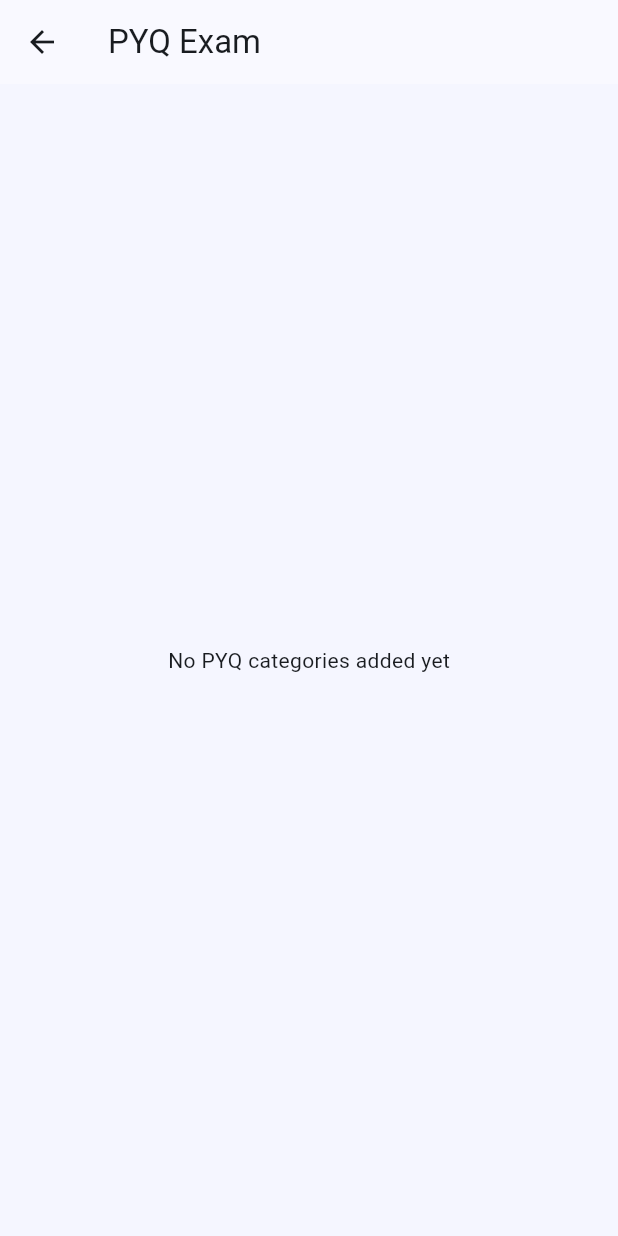
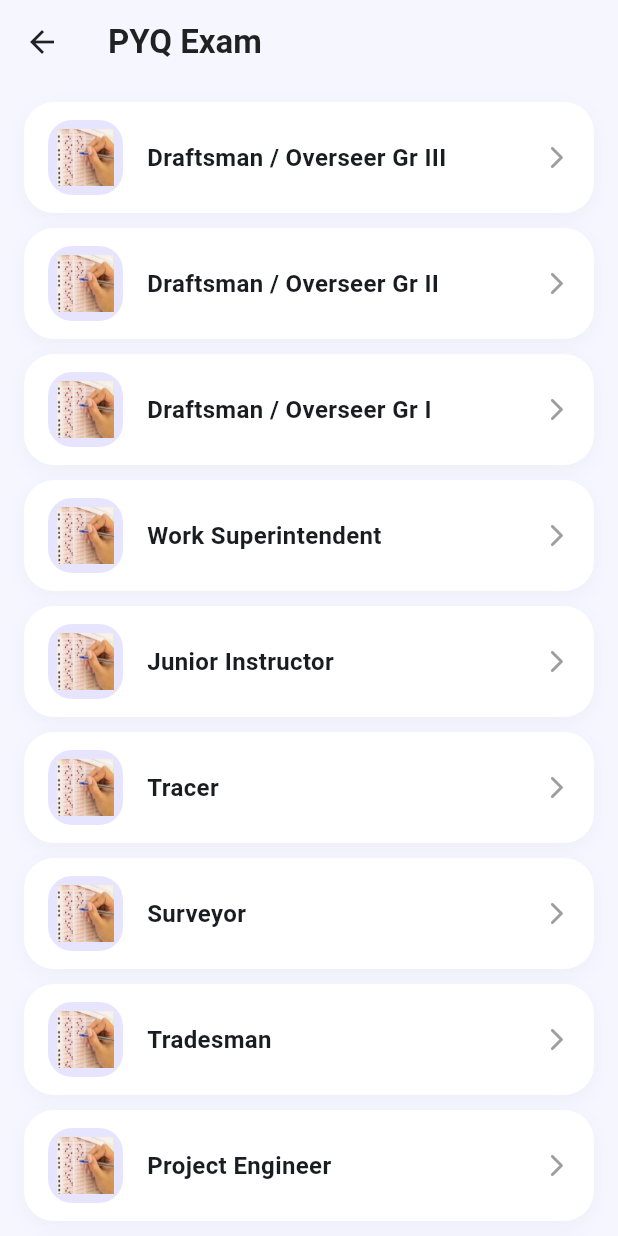
Before and after one commit to civilpsc/civilpsc, a Flutter app: the PyqExamScreen screen opened directly, on a phone screen of 412 x 824 dp. Run offline on Flutter 3.47's test engine with Material 3 defaults, Android fonts, the phone set to English and light mode, and no system bars; our stand-ins replace cloud_firestore, firebase_core; missing offline and left inert: pdfx; accounts and stored records are empty.

Commit message:
Today update

```diff
--- a/lib/screens/pyq_exam_screen.dart
+++ b/lib/screens/pyq_exam_screen.dart
@@ -1,5 +1,24 @@
 import 'package:flutter/material.dart';
-import 'package:cloud_firestore/cloud_firestore.dart';
+
+/// List of all posts/exams shown in PYQ Exam screen.
+const List<String> kPostNames = [
+  'Draftsman / Overseer Gr III',
+  'Draftsman / Overseer Gr II',
+  'Draftsman / Overseer Gr I',
+  'Work Superintendent',
+  'Junior Instructor',
+  'Tracer',
+  'Surveyor',
+  'Tradesman',
+  'Project Engineer',
+  'Town Planning',
+  'Assistant Engineer',
+  'Junior Technical Officer',
+  'Assistant Professor & Lecturer',
+  'Architectural Draftsman',
+  'Vocational Instructor',
+  'Model exam',
+];
 
 class PyqExamScreen extends StatelessWidget {
   const PyqExamScreen({super.key});
@@ -7,112 +26,80 @@ class PyqExamScreen extends StatelessWidget {
   @override
   Widget build(BuildContext context) {
     return Scaffold(
+      backgroundColor: const Color(0xFFF5F6FF),
       appBar: AppBar(
-        title: const Text('PYQ Exam'),
+        elevation: 0,
+        backgroundColor: const Color(0xFFF5F6FF),
+        foregroundColor: Colors.black87,
+        title: const Text(
+          'PYQ Exam',
+          style: TextStyle(
+            fontWeight: FontWeight.w700,
           ),
-      body: StreamBuilder<QuerySnapshot>(
-        stream: FirebaseFirestore.instance
-            .collection('pyq_categories') // Firestore collection
-            .orderBy('order', descending: false) // order field ഉണ്ടെങ്കിൽ
-            .snapshots(),
-        builder: (context, snapshot) {
-          // Loading
-          if (snapshot.connectionState == ConnectionState.waiting) {
-            return const Center(child: CircularProgressIndicator());
-          }
-
-          // Error
-          if (snapshot.hasError) {
-            return const Center(
-              child: Text('Something went wrong 😕'),
-            );
-          }
-
-          // No data
-          if (!snapshot.hasData || snapshot.data!.docs.isEmpty) {
-            return const Center(
-              child: Text('No PYQ categories added yet'),
-            );
-          }
-
-          final docs = snapshot.data!.docs;
-
-          return ListView.separated(
-            padding: const EdgeInsets.all(16),
-            itemCount: docs.length,
-            separatorBuilder: (_, __) => const SizedBox(height: 12),
+        ),
+      ),
+      body: ListView.separated(
+        padding: const EdgeInsets.fromLTRB(16, 12, 16, 16),
+        itemCount: kPostNames.length,
+        separatorBuilder: (_, __) => const SizedBox(height: 10),
         itemBuilder: (context, index) {
-              final data = docs[index].data() as Map<String, dynamic>;
-              final name = data['name'] as String? ?? 'Untitled';
-              final examsCount = data['examsCount'] as int? ?? 0;
+          final postName = kPostNames[index];
 
           return InkWell(
-                borderRadius: BorderRadius.circular(16),
+            borderRadius: BorderRadius.circular(20),
             onTap: () {
-                  // ഇപ്പോൾ exam list Ready അല്ല,
-                  // simple message മാത്രം കാണിക്കുന്നു
+              // Later: navigate to questions screen.
               ScaffoldMessenger.of(context).showSnackBar(
                 SnackBar(
-                      content: Text('$name exams coming soon'),
+                  content: Text('$postName – questions coming soon'),
                 ),
               );
             },
-                child: Container(
-                  padding: const EdgeInsets.symmetric(
-                    horizontal: 16,
-                    vertical: 14,
-                  ),
+            child: Ink(
               decoration: BoxDecoration(
                 color: Colors.white,
-                    borderRadius: BorderRadius.circular(16),
+                borderRadius: BorderRadius.circular(20),
                 boxShadow: [
                   BoxShadow(
-                        blurRadius: 8,
-                        spreadRadius: 1,
-                        color: Colors.black.withOpacity(0.04),
-                        offset: const Offset(0, 2),
+                    color: Colors.black.withOpacity(0.03),
+                    blurRadius: 10,
+                    offset: const Offset(0, 4),
                   ),
                 ],
               ),
+              child: Padding(
+                padding: const EdgeInsets.symmetric(
+                  horizontal: 16,
+                  vertical: 12,
+                ),
                 child: Row(
                   children: [
-                      // Left icon
+                    // OMR image (instead of clipboard)
                     Container(
-                        width: 44,
-                        height: 44,
+                      width: 50,
+                      height: 50,
                       decoration: BoxDecoration(
-                          color: const Color(0xFFE5E2FF),
+                        color: const Color(0xFFE7E4FF),
                         borderRadius: BorderRadius.circular(16),
                       ),
-                        child: const Icon(
-                          Icons.school_rounded,
-                          size: 26,
-                          color: Color(0xFF5B4BFF),
+                      padding: const EdgeInsets.all(6),
+                      child: Image.asset(
+                        'assets/images/omr.png',
+                        fit: BoxFit.cover,
                       ),
                     ),
                     const SizedBox(width: 16),
 
-                      // Texts
+                    // Exam name only (like your screenshot)
                     Expanded(
-                        child: Column(
-                          crossAxisAlignment: CrossAxisAlignment.start,
-                          children: [
-                            Text(
-                              name,
+                      child: Text(
+                        postName,
+                        maxLines: 1,
+                        overflow: TextOverflow.ellipsis,
                         style: const TextStyle(
-                                fontSize: 18,
+                          fontSize: 16,
                           fontWeight: FontWeight.w600,
                         ),
-                            ),
-                            const SizedBox(height: 4),
-                            Text(
-                              '$examsCount Exams',
-                              style: TextStyle(
-                                fontSize: 14,
-                                color: Colors.grey.shade600,
-                              ),
-                            ),
-                          ],
                       ),
                     ),
 
@@ -124,8 +111,7 @@ class PyqExamScreen extends StatelessWidget {
                   ],
                 ),
               ),
-              );
-            },
+            ),
           );
         },
       ),
--- a/pubspec.yaml
+++ b/pubspec.yaml
@@ -32,3 +32,4 @@ flutter:
   assets:
     - assets/icons/app_icon.png
     - assets/pdfs/
+    - assets/images/omr.png
```
Also changed, not shown: assets/images/omr.png (added). Lines whose indentation alone changed are shown as unchanged.
